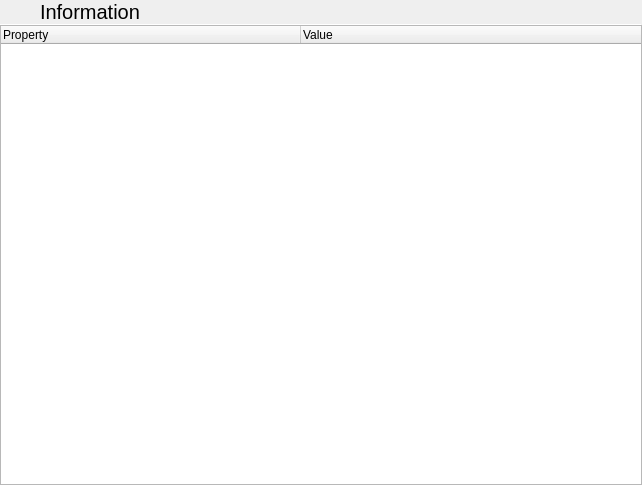
The window that shell/networkmanager/networkwidget.ui (vicr123/theshell) describes before a commit, drawn with Qt 5.
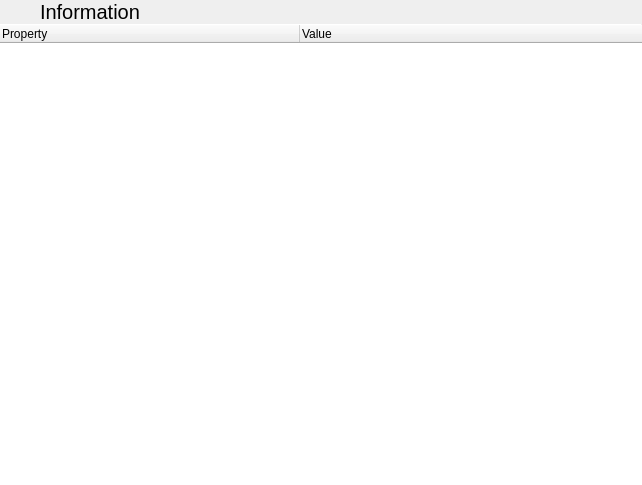
The same window after the commit. The open tabs and pages were chosen to show the change. Icons and pictures are not drawn. Custom widgets are drawn as their Qt base class.

```diff
--- a/shell/networkmanager/networkwidget.ui
+++ b/shell/networkmanager/networkwidget.ui
@@ -1297,6 +1297,9 @@
        </item>
        <item>
         <widget class="QTreeWidget" name="InformationTable">
+         <property name="frameShape">
+          <enum>QFrame::NoFrame</enum>
+         </property>
          <property name="columnCount">
           <number>2</number>
          </property>
```
